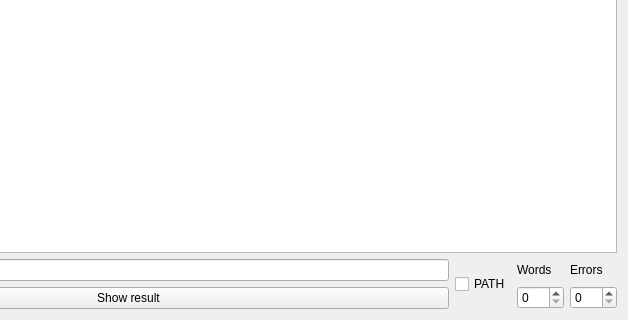
The window that mainwindow.ui (MadCatDestiny/Hamming-messenger) describes before a commit, drawn with Qt 5; both pictures show x 203 to 831 and y 162 to 482 of the 831 by 482 pixel window.
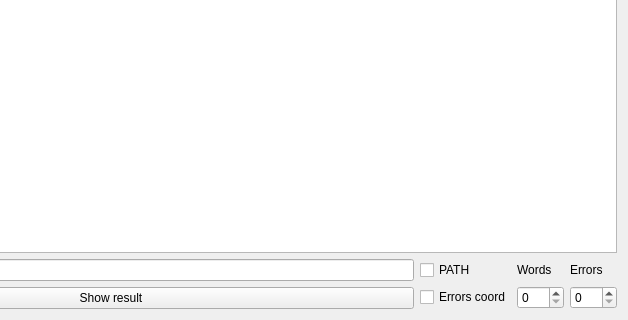
The same window after the commit.

```diff
--- a/mainwindow.ui
+++ b/mainwindow.ui
@@ -14,10 +14,10 @@
    <string>MainWindow</string>
   </property>
   <widget class="QWidget" name="centralWidget">
+   <layout class="QHBoxLayout" name="horizontalLayout_2">
+    <item>
    <layout class="QVBoxLayout" name="verticalLayout_5">
     <item>
-     <layout class="QVBoxLayout" name="verticalLayout_4">
-      <item>
        <widget class="QTextEdit" name="plainTextEdit">
         <property name="readOnly">
          <bool>true</bool>
@@ -41,6 +41,8 @@
          </layout>
         </item>
         <item>
+         <layout class="QVBoxLayout" name="verticalLayout_4">
+          <item>
          <widget class="QCheckBox" name="checkBox">
           <property name="text">
            <string>PATH</string>
@@ -48,6 +50,15 @@
          </widget>
         </item>
         <item>
+           <widget class="QCheckBox" name="show_errors">
+            <property name="text">
+             <string>Errors coord</string>
+            </property>
+           </widget>
+          </item>
+         </layout>
+        </item>
+        <item>
          <layout class="QVBoxLayout" name="verticalLayout">
           <item>
            <widget class="QLabel" name="label">
```
Left out of the diff: 4 changed lines with no effect on the pictures. Lines whose indentation alone changed are shown as unchanged.
